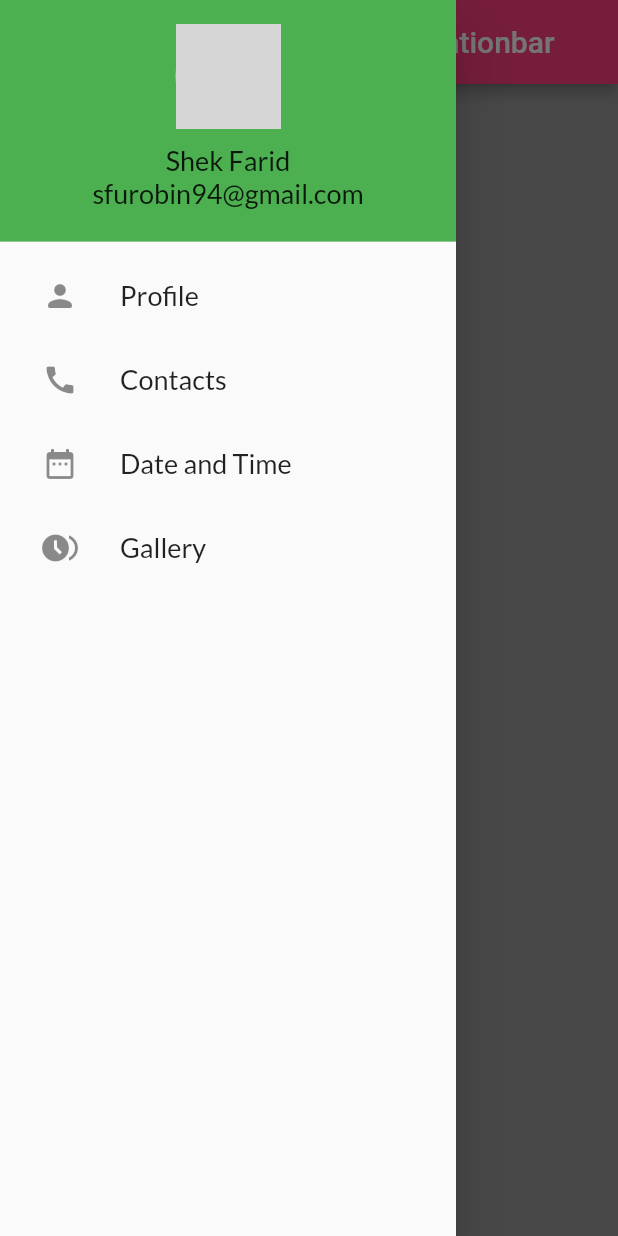
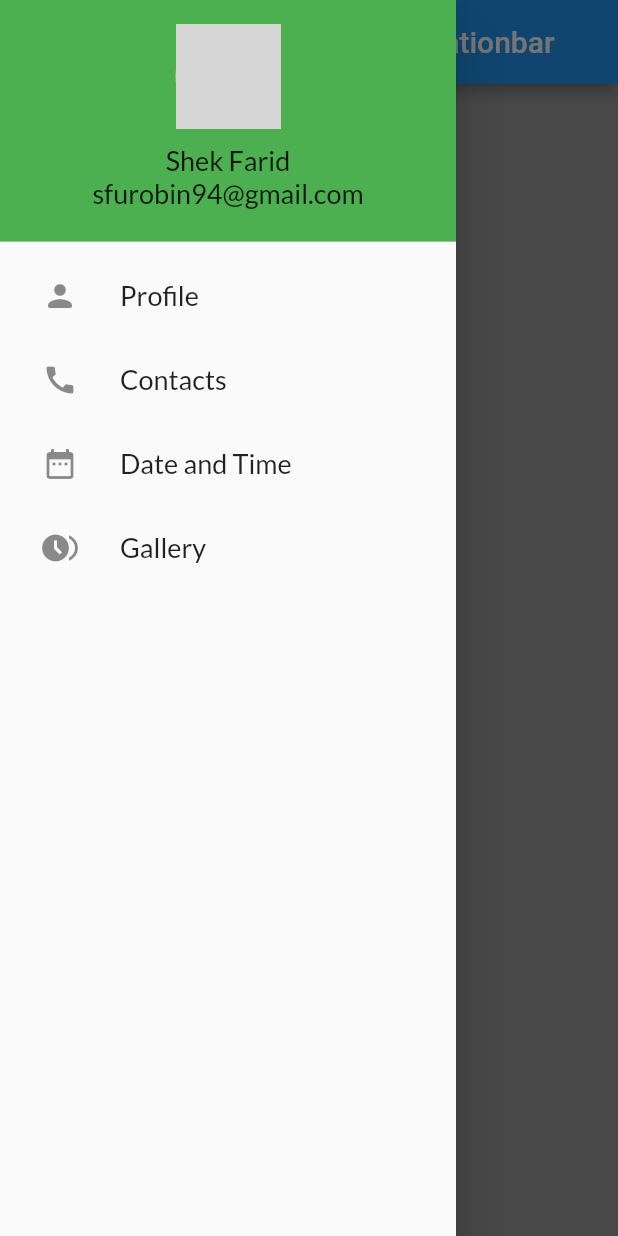
Before and after one commit to sfurobin/Multi-project, a Flutter app: the Drawerr screen opened directly, with the side drawer open, on a phone screen of 412 x 824 dp. Run offline on Flutter 3.47's test engine with Material 2 defaults, Android fonts, the phone set to English and light mode, and no system bars; our stand-ins replace google_nav_bar, image_picker; missing offline and left inert: flutter_phone_direct_caller; network calls fail; grey boxes are pictures that could not be loaded.

Commit message:
NEXT branch

```diff
--- a/lib/drawer.dart
+++ b/lib/drawer.dart
@@ -60,7 +60,7 @@ class _DrawerrState extends State<Drawerr> {
           appBar: AppBar(
             title: Text("Drawer and BottomNavigationbar"),
             centerTitle: true,
-            backgroundColor: Colors.pinkAccent,
+           // backgroundColor: Colors.pinkAccent,
           ),
           /*body: Container(
             alignment: Alignment.center,
```
